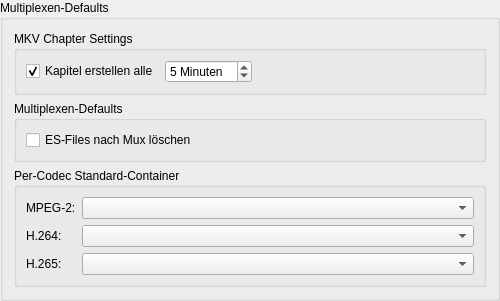
Before: the Qt Designer form ui/ttcutsettingsmuxer.ui in MINIXJR/TTCut-ng, drawn with Qt 5.
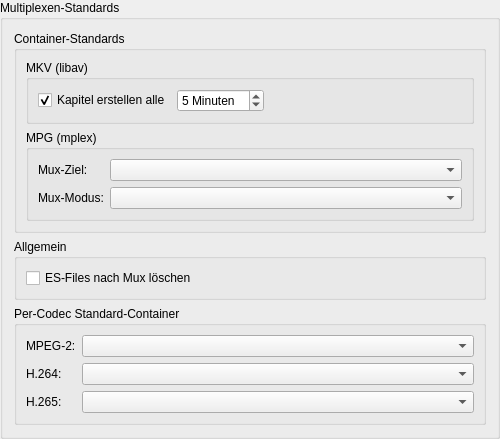
After: the same form once the commit is applied.

Commit message: Settings-Dialog UX: sidebar labels, tooltips, Tmp-Dir move, Encoder-Standards, Muxer-Standards

```diff
--- a/ui/ttcutsettingsmuxer.ui
+++ b/ui/ttcutsettingsmuxer.ui
@@ -7,68 +7,88 @@
     <x>0</x>
     <y>0</y>
     <width>500</width>
-    <height>280</height>
+    <height>380</height>
    </rect>
   </property>
   <property name="title">
-   <string>Multiplexen-Defaults</string>
+   <string>Multiplexen-Standards</string>
   </property>
   <layout class="QVBoxLayout">
    <item>
-    <widget class="QGroupBox" name="gbMkvChapters">
-     <property name="title">
-      <string>MKV Chapter Settings</string>
-     </property>
-     <layout class="QHBoxLayout">
+    <widget class="QGroupBox" name="gbContainerDefaults">
+     <property name="title"><string>Container-Standards</string></property>
+     <layout class="QVBoxLayout">
+
+      <!-- MKV sub-group -->
       <item>
-       <widget class="QCheckBox" name="cbMkvCreateChapters">
-        <property name="text">
-         <string>Kapitel erstellen alle</string>
-        </property>
-        <property name="checked">
-         <bool>true</bool>
-        </property>
+       <widget class="QGroupBox" name="gbMkv">
+        <property name="title"><string>MKV (libav)</string></property>
+        <layout class="QHBoxLayout">
+         <item>
+          <widget class="QCheckBox" name="cbMkvCreateChapters">
+           <property name="text"><string>Kapitel erstellen alle</string></property>
+           <property name="checked"><bool>true</bool></property>
+           <property name="toolTip"><string>Bei MKV-Output Kapitelmarken aus Cut-Punkten erzeugen.</string></property>
+          </widget>
+         </item>
+         <item>
+          <widget class="QSpinBox" name="sbMkvChapterInterval">
+           <property name="minimum"><number>1</number></property>
+           <property name="maximum"><number>60</number></property>
+           <property name="value"><number>5</number></property>
+           <property name="suffix"><string> Minuten</string></property>
+           <property name="toolTip"><string>Zusätzliche Auto-Kapitel alle X Minuten.</string></property>
+          </widget>
+         </item>
+         <item>
+          <spacer>
+           <property name="orientation"><enum>Qt::Horizontal</enum></property>
+           <property name="sizeHint" stdset="0"><size><width>40</width><height>20</height></size></property>
+          </spacer>
+         </item>
+        </layout>
        </widget>
       </item>
+
+      <!-- MPG sub-group -->
       <item>
-       <widget class="QSpinBox" name="sbMkvChapterInterval">
-        <property name="minimum">
-         <number>1</number>
-        </property>
-        <property name="maximum">
-         <number>60</number>
-        </property>
-        <property name="value">
-         <number>5</number>
-        </property>
-        <property name="suffix">
-         <string> Minuten</string>
-        </property>
+       <widget class="QGroupBox" name="gbMpg">
+        <property name="title"><string>MPG (mplex)</string></property>
+        <layout class="QFormLayout">
+         <item row="0" column="0">
+          <widget class="QLabel" name="laMpgTarget">
+           <property name="text"><string>Mux-Ziel:</string></property>
+           <property name="toolTip"><string>mplex Zielformat (DVD, VCD, SVCD etc.). Wird als App-Default gesetzt; im Cut-Dialog überschreibbar.</string></property>
+          </widget>
+         </item>
+         <item row="0" column="1">
+          <widget class="QComboBox" name="cbMpgTarget">
+           <property name="toolTip"><string>mplex Zielformat (DVD, VCD, SVCD etc.). Wird als App-Default gesetzt; im Cut-Dialog überschreibbar.</string></property>
+          </widget>
+         </item>
+         <item row="1" column="0">
+          <widget class="QLabel" name="laMpgMode">
+           <property name="text"><string>Mux-Modus:</string></property>
+           <property name="toolTip"><string>Direkt muxen = mplex sofort ausführen. Mux-Skript erstellen = Shell-Skript statt direktem Aufruf.</string></property>
+          </widget>
+         </item>
+         <item row="1" column="1">
+          <widget class="QComboBox" name="cbMpgMode">
+           <property name="toolTip"><string>Direkt muxen = mplex sofort ausführen. Mux-Skript erstellen = Shell-Skript statt direktem Aufruf.</string></property>
+          </widget>
+         </item>
+        </layout>
        </widget>
       </item>
-      <item>
-       <spacer>
-        <property name="orientation">
-         <enum>Qt::Horizontal</enum>
-        </property>
-        <property name="sizeHint" stdset="0">
-         <size>
-          <width>40</width>
-          <height>20</height>
-         </size>
-        </property>
-       </spacer>
-      </item>
+
      </layout>
     </widget>
    </item>
    <item>
-    <widget class="QGroupBox" name="gbMuxDefaults">
-     <property name="title">
-      <string>Multiplexen-Defaults</string>
-     </property>
-     <layout class="QFormLayout">
-      <item row="0" column="0" colspan="2">
+    <widget class="QGroupBox" name="gbCommon">
+     <property name="title"><string>Allgemein</string></property>
+     <layout class="QVBoxLayout">
+      <item>
        <widget class="QCheckBox" name="cbDeleteES">
         <property name="text">
          <string>ES-Files nach Mux löschen</string>
@@ -92,7 +112,9 @@
        </widget>
       </item>
       <item row="0" column="1">
-       <widget class="QComboBox" name="cbMpeg2Muxer"/>
+       <widget class="QComboBox" name="cbMpeg2Muxer">
+        <property name="toolTip"><string>Standard-Container für MPEG-2-Output. MKV (libav) ist Default, MPG (mplex) für DVD/SVCD-Kompatibilität.</string></property>
+       </widget>
       </item>
       <item row="1" column="0">
        <widget class="QLabel" name="laH264Muxer">
@@ -102,7 +124,9 @@
        </widget>
       </item>
       <item row="1" column="1">
-       <widget class="QComboBox" name="cbH264Muxer"/>
+       <widget class="QComboBox" name="cbH264Muxer">
+        <property name="toolTip"><string>Standard-Container für H.264-Output. Nur MKV verfügbar (mplex unterstützt kein H.264).</string></property>
+       </widget>
       </item>
       <item row="2" column="0">
        <widget class="QLabel" name="laH265Muxer">
@@ -112,7 +136,9 @@
        </widget>
       </item>
       <item row="2" column="1">
-       <widget class="QComboBox" name="cbH265Muxer"/>
+       <widget class="QComboBox" name="cbH265Muxer">
+        <property name="toolTip"><string>Standard-Container für H.265-Output. Nur MKV verfügbar.</string></property>
+       </widget>
       </item>
      </layout>
     </widget>
```
Left out of the diff: 43 changed lines with no effect on the pictures. The commit also changes 20 other files.
